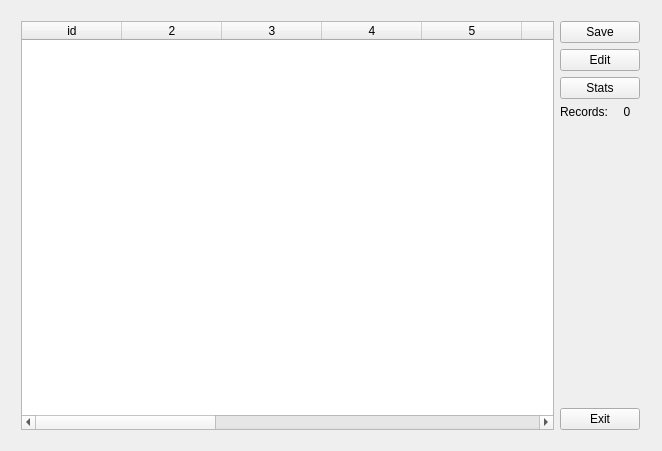
Old version of the form accounting_sql/mainwindow.ui in the repository streamx3/ltr-acc.
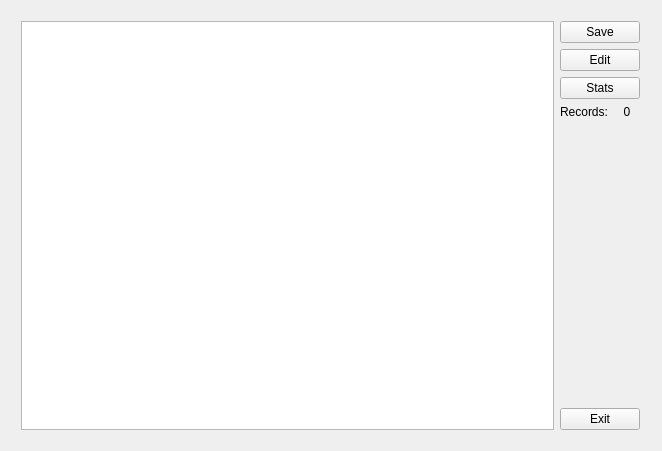
New version of the form. Icons and pictures are not drawn.

What changed in the file:
```diff
--- a/accounting_sql/mainwindow.ui
+++ b/accounting_sql/mainwindow.ui
@@ -51,7 +51,7 @@
           <number>0</number>
          </property>
          <property name="columnCount">
-          <number>14</number>
+          <number>0</number>
          </property>
          <attribute name="horizontalHeaderCascadingSectionResizes">
           <bool>false</bool>
@@ -59,24 +59,6 @@
          <attribute name="horizontalHeaderMinimumSectionSize">
           <number>10</number>
          </attribute>
-         <column>
-          <property name="text">
-           <string>id</string>
-          </property>
-         </column>
-         <column/>
-         <column/>
-         <column/>
-         <column/>
-         <column/>
-         <column/>
-         <column/>
-         <column/>
-         <column/>
-         <column/>
-         <column/>
-         <column/>
-         <column/>
         </widget>
        </item>
       </layout>
```
